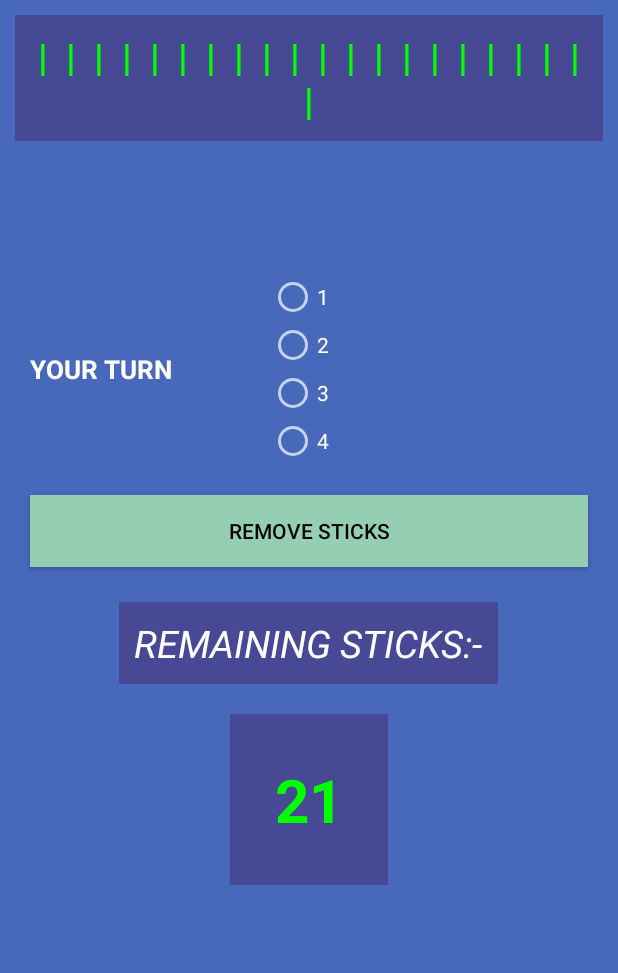
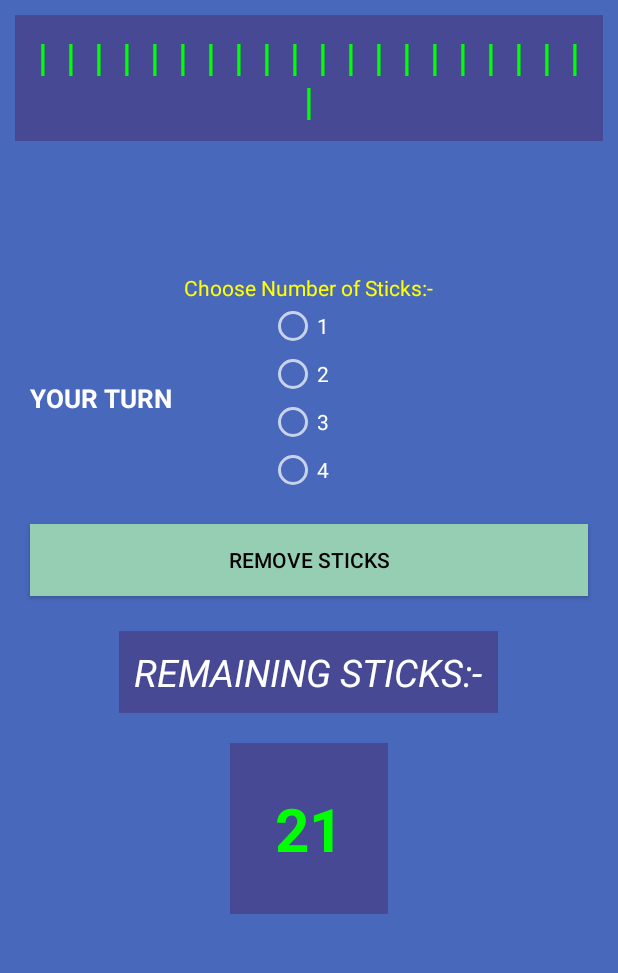
Before and after one commit to TanveshT/TwentyOneSticks, an Android app: the screen it shows after launch (MainActivity), after a tap on "START", on a phone screen of 412 x 824 dp, the part 127-1100 px from its top. Run offline under Robolectric (Android 15) with nearby library versions, the phone set to English and light mode, and no system bars.

Commit message:
textView made invisible. namely = Your_Turn and Number_Of_Sticks

```diff
--- a/app/src/main/java/com/codebreakers/tictactoe/MainActivity.java
+++ b/app/src/main/java/com/codebreakers/tictactoe/MainActivity.java
@@ -25,7 +25,7 @@ import java.util.TimerTask;
 
 public class MainActivity extends AppCompatActivity {
 
-    TextView mainlist,textViewCounter,displayCounterMessage;
+    TextView mainlist,textViewCounter,displayCounterMessage,textViewChooseNumberOfSticks;
     Button btn_Start,btn_Remove;
     RadioGroup inputRadioGroup;
     TextView txtCount,textViewYourTurn;
@@ -116,7 +116,10 @@ public class MainActivity extends AppCompatActivity {
         textViewCounter = findViewById(R.id.txtCounter);
         displayCounterMessage = findViewById(R.id.DisplayMobileChoosing);
         textViewYourTurn = findViewById(R.id.txtYourTurn);
+        textViewChooseNumberOfSticks = findViewById(R.id.txtChooseNumberOfSticks);
 
+        textViewChooseNumberOfSticks.setVisibility(View.INVISIBLE);
+        textViewYourTurn.setVisibility(View.INVISIBLE);
         textViewCounter.setVisibility(View.INVISIBLE);
         displayCounterMessage.setVisibility(View.INVISIBLE);
         btn_Remove.setVisibility(View.INVISIBLE);
@@ -125,6 +128,8 @@ public class MainActivity extends AppCompatActivity {
         btn_Start.setOnClickListener(new View.OnClickListener() {
             @Override
             public void onClick(View view) {
+                textViewYourTurn.setVisibility(View.VISIBLE);
+                textViewChooseNumberOfSticks.setVisibility(View.VISIBLE);
                 btn_Start.setVisibility(View.INVISIBLE);
                 btn_Remove.setVisibility(View.VISIBLE);
                 inputRadioGroup.setVisibility(View.VISIBLE);
--- a/app/src/main/res/layout/activity_main.xml
+++ b/app/src/main/res/layout/activity_main.xml
@@ -45,11 +45,18 @@
         android:layout_gravity="center"
         android:layout_marginTop="30dp"/>
 
+
+    <TextView
+        android:id="@+id/txtChooseNumberOfSticks"
+        android:layout_width="wrap_content"
+        android:layout_height="wrap_content"
+        android:text="Choose Number of Sticks:-"
+        android:layout_gravity="center"
+        android:textColor="#ffff00"/>
     <LinearLayout
         android:layout_width="fill_parent"
         android:layout_height="wrap_content"
         >
-
         <TextView
             android:id="@+id/txtYourTurn"
             android:layout_width="wrap_content"
```
